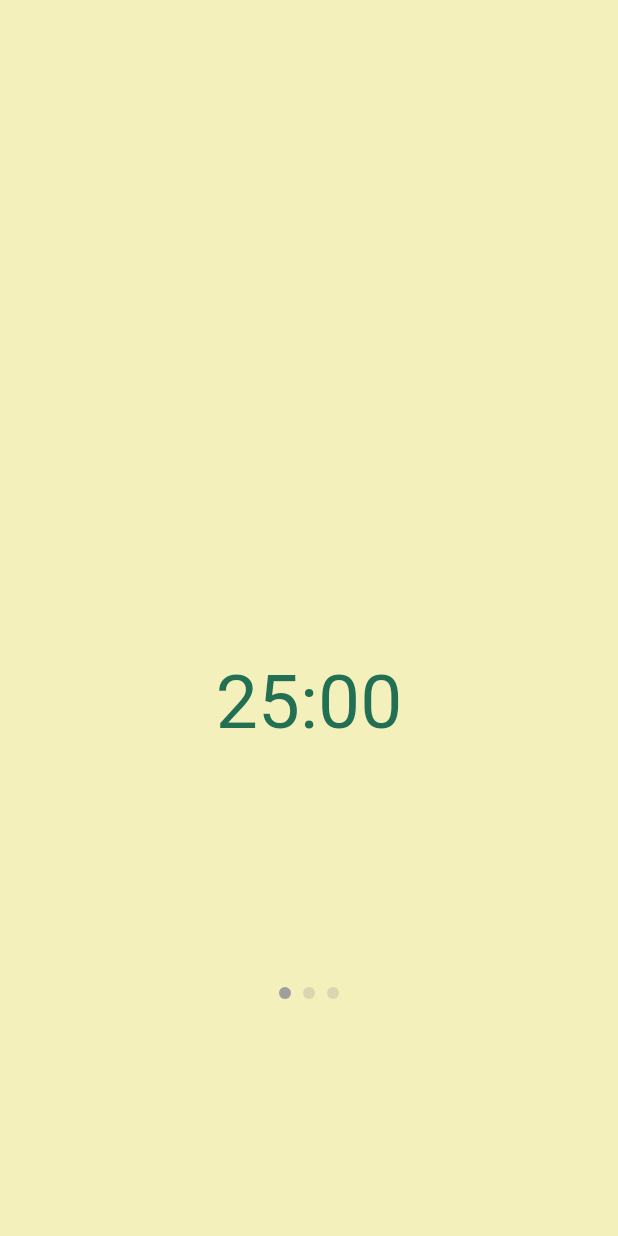
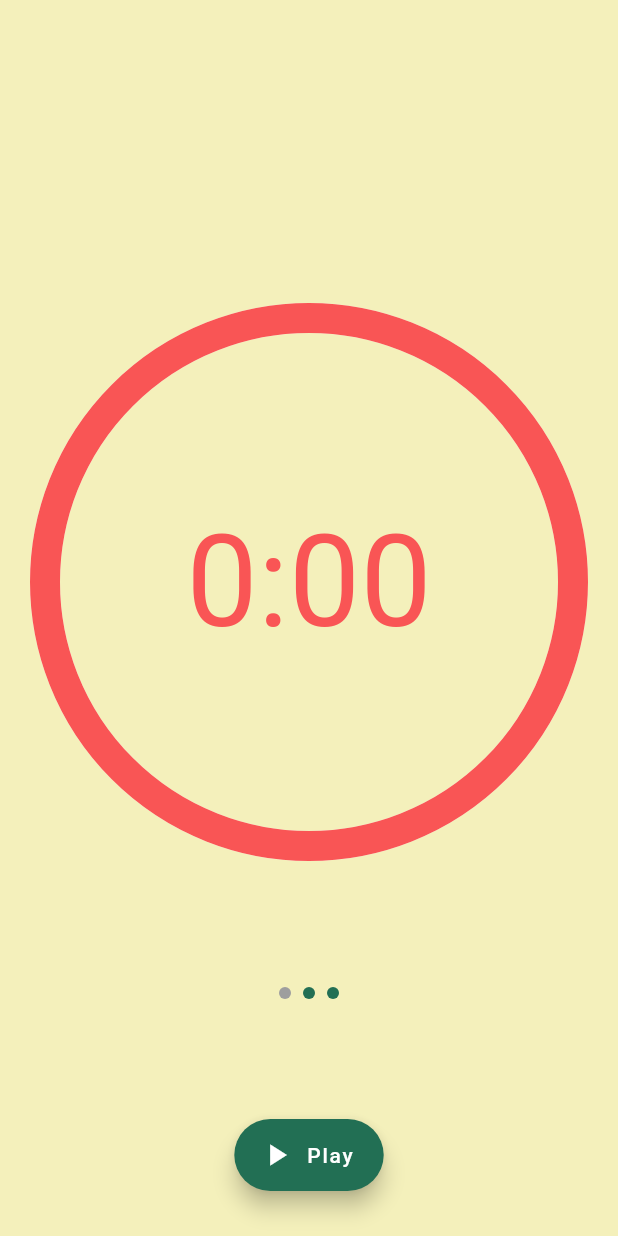
Before and after one commit to rohimihsan/timer-tomat, a Flutter app: the screen it shows after launch, on a phone screen of 412 x 824 dp. Run offline on Flutter 3.47's test engine with Material 2 defaults, Android fonts, the phone set to English and light mode, and no system bars; drawn by our look-alikes of page_view_indicators.

Commit message:
add timer and animation

```diff
--- a/lib/homeScreen.dart
+++ /dev/null
@@ -1,76 +0,0 @@
-import 'package:flutter/material.dart';
-import 'package:page_view_indicators/circle_page_indicator.dart';
-
-class HomeScreen extends StatefulWidget {
-  @override
-  _HomeScreenState createState() => new _HomeScreenState();
-}
-
-class _HomeScreenState extends State<HomeScreen> {
-  final _timer = [
-    "25:00",
-    "5:00",
-    "15:00"
-  ];
-
-  final _pageController = PageController();
-  final _currentPageNotifier = ValueNotifier<int>(0);
-
-  @override
-  Widget build(BuildContext context) {
-    return new Scaffold(
-      body: _buildBody(),
-      backgroundColor: Color(0xffF4F0BB),
-    );
-  }
-
-  _buildBody() {
-    return Column(
-      children: <Widget>[
-        Stack(
-          children: <Widget>[
-            _buildPageView(),
-            _buildCircleIndicator(),
-          ],
-        ),
-      ],
-    );
-  }
-
-  _buildPageView() {
-    return Container(
-      // color: Colors.black87,
-      height: MediaQuery.of(context).size.height,
-      child: PageView.builder(
-          itemCount: 3,
-          controller: _pageController,
-          itemBuilder: (BuildContext context, int index) {
-            return Center(
-                child: Text(
-                _timer[index],
-                style: TextStyle(color: Color(0xff226F54), fontSize: 50, height: 5),
-                textAlign: TextAlign.center,
-              ),
-            );
-          },
-          onPageChanged: (int index) {
-            _currentPageNotifier.value = index;
-          }),
-    );
-  }
-
-  _buildCircleIndicator() {
-    return Positioned(
-      left: 0.0,
-      right: 0.0,
-      bottom: 150.0,
-      child: Padding(
-        padding: const EdgeInsets.all(8.0),
-        child: CirclePageIndicator(
-          itemCount: 3,
-          currentPageNotifier: _currentPageNotifier,
-        ),
-      ),
-    );
-  }
-}
--- a/lib/main.dart
+++ b/lib/main.dart
@@ -1,13 +1,12 @@
+import 'package:flutter/material.dart';
+import 'package:timerTomat/timerScreen.dart';
 import 'dart:async';
-
-import 'package:flutter/material.dart';
-import 'package:timerTomat/homeScreen.dart';
 
 void main() => runApp(
   new MaterialApp(
     home: new SplashScreen(),
     routes: <String, WidgetBuilder> {
-      '/HomeScreen' : (BuildContext context) => new HomeScreen()
+      '/TimerScreen' : (BuildContext context) => new TimerScreen()
     },
   ));
 
@@ -23,7 +22,7 @@ class _SplashScreenState extends State<SplashScreen> {
   }
 
   void navigationPage() {
-    Navigator.of(context).pushReplacementNamed('/HomeScreen');
+    Navigator.of(context).pushReplacementNamed('/TimerScreen');
   }
 
   @override
--- /dev/null
+++ b/lib/timerScreen.dart
@@ -0,0 +1,190 @@
+import 'package:flutter/material.dart';
+import 'package:page_view_indicators/circle_page_indicator.dart';
+import 'dart:math' as math;
+import 'package:quiver/async.dart';
+
+class TimerScreen extends StatefulWidget {
+  @override
+  _TimerScreenState createState() => new _TimerScreenState();
+}
+
+class _TimerScreenState extends State<TimerScreen>
+    with TickerProviderStateMixin {
+  final _timer = [25, 5, 15];
+
+  AnimationController controller;
+  final _pageController = PageController();
+  final _currentPageNotifier = ValueNotifier<int>(0);
+
+  String get timerString {
+    Duration duration = controller.duration * controller.value;
+    return '${duration.inMinutes}:${(duration.inSeconds % 60).toString().padLeft(2, '0')}';
+  }
+
+  @override
+  void initState() {
+    super.initState();
+    controller = AnimationController(
+      vsync: this,
+      duration: Duration(minutes: 25),
+    );
+  }
+
+  @override
+  Widget build(BuildContext context) {
+    return new Scaffold(
+      body: new Column(
+        children: <Widget>[
+          Stack(
+            children: <Widget>[
+              _buildPageView(),
+              _buildCircleIndicator(),
+            ],
+          )
+        ],
+      ),
+      backgroundColor: Color(0xffF4F0BB),
+    );
+  }
+
+  _buildPageView() {
+    return Container(
+      height: MediaQuery.of(context).size.height,
+      child: PageView.builder(
+          itemCount: 3,
+          controller: _pageController,
+          itemBuilder: (BuildContext context, int index) {
+            controller.duration = Duration(minutes: _timer[index]);
+            return new Container(
+              child: AnimatedBuilder(
+                  animation: controller,
+                  builder: (context, child) {
+                    return Stack(
+                      children: <Widget>[
+                        Padding(
+                          padding: EdgeInsets.all(30.0),
+                          child: Column(
+                            mainAxisAlignment: MainAxisAlignment.spaceBetween,
+                            children: <Widget>[
+                              Expanded(
+                                child: Align(
+                                  alignment: FractionalOffset.center,
+                                  child: AspectRatio(
+                                    aspectRatio: 1.0,
+                                    child: Stack(
+                                      children: <Widget>[
+                                        Positioned.fill(
+                                          child: CustomPaint(
+                                            painter: CustomTimerPainter(
+                                              animation: controller,
+                                              backgroundColor: Colors.white,
+                                              color: Color(0xffF95555),
+                                            ),
+                                          ),
+                                        ),
+                                        Align(
+                                          alignment: FractionalOffset.center,
+                                          child: Column(
+                                            mainAxisAlignment:
+                                                MainAxisAlignment.spaceEvenly,
+                                            crossAxisAlignment:
+                                                CrossAxisAlignment.center,
+                                            children: <Widget>[
+                                              Text(
+                                                timerString,
+                                                style: TextStyle(
+                                                    fontSize: 85.0,
+                                                    color: Color(0xffF95555)),
+                                              ),
+                                            ],
+                                          ),
+                                        )
+                                      ],
+                                    ),
+                                  ),
+                                ),
+                              ),
+                              AnimatedBuilder(
+                                  animation: controller,
+                                  builder: (context, child) {
+                                    return FloatingActionButton.extended(
+                                        onPressed: () {
+                                          if (controller.isAnimating)
+                                            controller.stop();
+                                          else
+                                            controller.reverse(
+                                                from: controller.value == 0.0
+                                                    ? 1.0
+                                                    : controller.value);
+                                        },
+                                        backgroundColor: Color(0xff226F54),
+                                        icon: Icon(controller.isAnimating
+                                            ? Icons.pause
+                                            : Icons.play_arrow),
+                                        label: Text(controller.isAnimating
+                                            ? "Pause"
+                                            : "Play"));
+                                  })
+                            ],
+                          ),
+                        )
+                      ],
+                    );
+                  }),
+            );
+          },
+          onPageChanged: (int index) {
+            _currentPageNotifier.value = index;
+          }),
+    );
+  }
+
+  _buildCircleIndicator() {
+    return Positioned(
+      left: 0.0,
+      right: 0.0,
+      bottom: 150.0,
+      child: Padding(
+        padding: const EdgeInsets.all(8.0),
+        child: CirclePageIndicator(
+          itemCount: 3,
+          currentPageNotifier: _currentPageNotifier,
+          dotColor: Color(0xff226F54),
+        ),
+      ),
+    );
+  }
+}
+
+class CustomTimerPainter extends CustomPainter {
+  CustomTimerPainter({
+    this.animation,
+    this.backgroundColor,
+    this.color,
+  }) : super(repaint: animation);
+
+  final Animation<double> animation;
+  final Color backgroundColor, color;
+
+  @override
+  void paint(Canvas canvas, Size size) {
+    Paint paint = Paint()
+      ..color = backgroundColor
+      ..strokeWidth = 20.0
+      ..strokeCap = StrokeCap.butt
+      ..style = PaintingStyle.stroke;
+
+    canvas.drawCircle(size.center(Offset.zero), size.width / 2.0, paint);
+
+    paint.color = color;
+    double progress = (1.0 - animation.value) * 2 * math.pi;
+    canvas.drawArc(Offset.zero & size, math.pi * 1.5, -progress, false, paint);
+  }
+
+  @override
+  bool shouldRepaint(CustomTimerPainter old) {
+    return animation.value != old.animation.value ||
+        color != old.color ||
+        backgroundColor != old.backgroundColor;
+  }
+}
```
Also changed, not shown: 1 other file.
